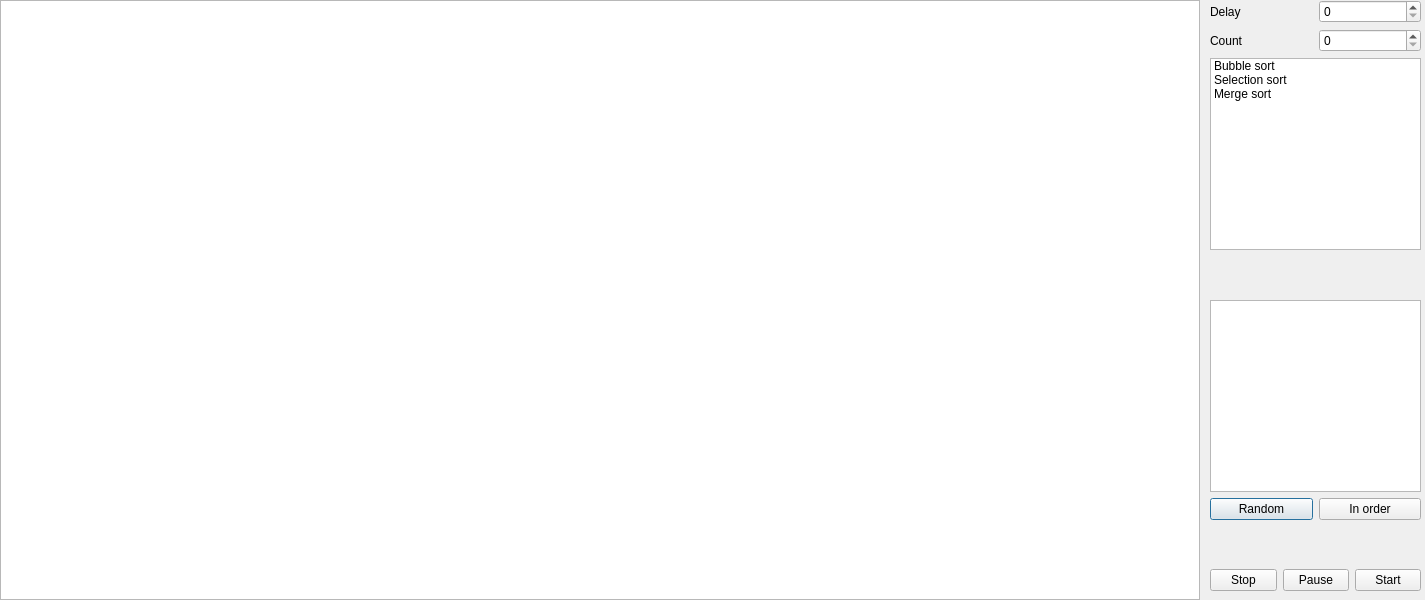
Old version of the form lab2/drawwindow.ui in the repository Megarekrut65/4sem-ooop-lab2.
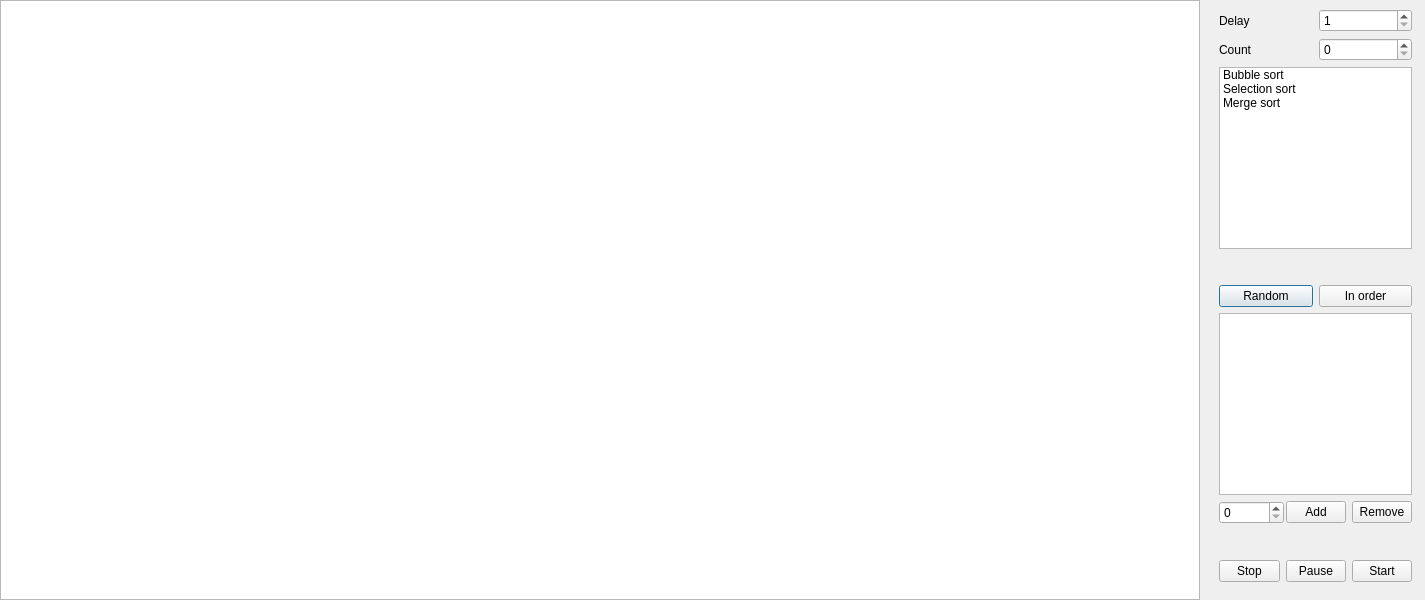
New version of the form.

Commit message: adding elements for sort visualization

What changed in the file:
```diff
--- a/lab2/drawwindow.ui
+++ b/lab2/drawwindow.ui
@@ -50,7 +50,7 @@
     </size>
    </property>
   </widget>
-  <widget class="QWidget" name="verticalWidget" native="true">
+  <widget class="QFrame" name="verticalFrame">
    <property name="geometry">
     <rect>
      <x>1210</x>
@@ -76,7 +76,14 @@
        </widget>
       </item>
       <item>
-       <widget class="QSpinBox" name="delay_spinBox"/>
+       <widget class="QSpinBox" name="delay_spinBox">
+        <property name="minimum">
+         <number>1</number>
+        </property>
+        <property name="maximum">
+         <number>100</number>
+        </property>
+       </widget>
       </item>
      </layout>
     </item>
@@ -126,9 +133,6 @@
       </property>
      </spacer>
     </item>
-    <item>
-     <widget class="QTextEdit" name="textEdit"/>
-    </item>
     <item>
      <layout class="QHBoxLayout" name="horizontalLayout_3">
       <item>
@@ -147,6 +151,37 @@
       </item>
      </layout>
     </item>
+    <item>
+     <widget class="QListWidget" name="values_listWidget"/>
+    </item>
+    <item>
+     <layout class="QHBoxLayout" name="horizontalLayout_5">
+      <item>
+       <widget class="QSpinBox" name="newnum_spinBox">
+        <property name="minimumSize">
+         <size>
+          <width>65</width>
+          <height>0</height>
+         </size>
+        </property>
+       </widget>
+      </item>
+      <item>
+       <widget class="QPushButton" name="add_pushButton">
+        <property name="text">
+         <string>Add</string>
+        </property>
+       </widget>
+      </item>
+      <item>
+       <widget class="QPushButton" name="remove_pushButton">
+        <property name="text">
+         <string>Remove</string>
+        </property>
+       </widget>
+      </item>
+     </layout>
+    </item>
     <item>
      <spacer name="verticalSpacer">
       <property name="orientation">
```
Left out of the diff: 3 changed lines with no effect on the pictures. The commit also changes 2 other files.
